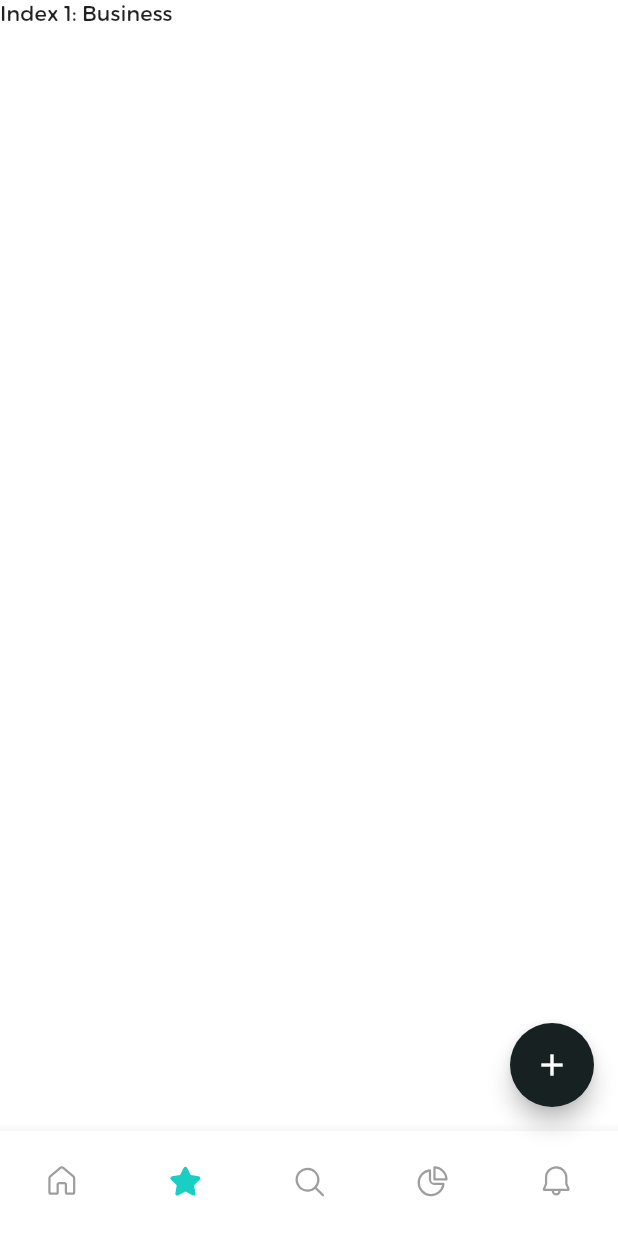
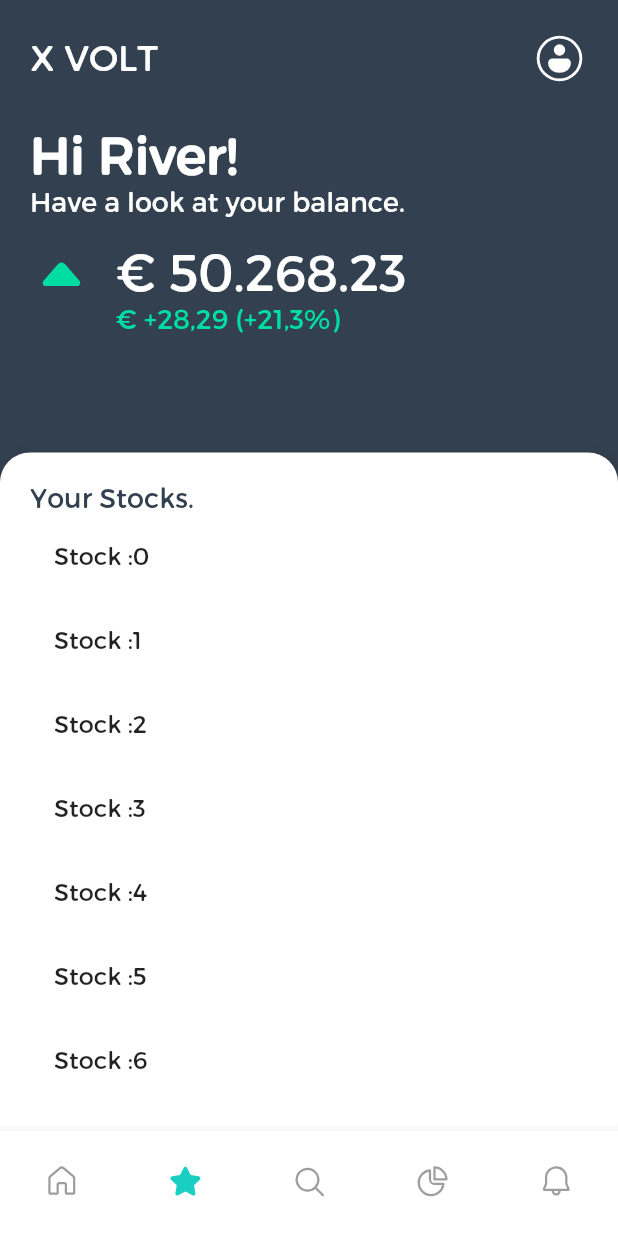
Before and after one commit to river-hermsen/portfolio-tracker, a Flutter app: the screen it shows after launch, item 2 of the bottom bar chosen, on a phone screen of 412 x 824 dp. Run offline on Flutter 3.47's test engine with Material 2 defaults, Android fonts, the phone set to English and light mode, and no system bars; our stand-ins replace fluentui_system_icons; network calls fail.

Commit message:
New homepage

```diff
--- a/lib/main.dart
+++ b/lib/main.dart
@@ -1,6 +1,7 @@
 import 'package:flutter/material.dart';
 import 'package:fluentui_system_icons/fluentui_system_icons.dart';
 import 'home.dart' as Home;
+import 'portfolio.dart' as Portfolio;
 
 void main() {
   runApp(MyApp());
@@ -38,17 +39,15 @@ class _MyHomePageState extends State<MyHomePage> {
 
   static List<Widget> _widgetOptions = <Widget>[
     Home.Home(),
+    Portfolio.Portfolio(),
     Text(
-      'Index 1: Business',
+      'Index 2: Test',
     ),
     Text(
-      'Index 2: School',
+      'Index 2: Test2',
     ),
     Text(
-      'Index 2: School',
-    ),
-    Text(
-      'Index 2: School',
+      'Index 2: Test3',
     ),
   ];
 
@@ -139,11 +138,11 @@ class _MyHomePageState extends State<MyHomePage> {
       body: Container(
         child: _widgetOptions.elementAt(_selectedIndex),
       ),
-      floatingActionButton: FloatingActionButton(
-        onPressed: _incrementCounter,
-        tooltip: 'Increment',
-        child: Icon(Icons.add),
-      ), // This trailing comma makes auto-formatting nicer for build methods.
+      // floatingActionButton: FloatingActionButton(
+      //   onPressed: _incrementCounter,
+      //   tooltip: 'Increment',
+      //   child: Icon(Icons.add),
+      // ), // This trailing comma makes auto-formatting nicer for build methods.
     );
   }
 }
--- /dev/null
+++ b/lib/portfolio.dart
@@ -0,0 +1,140 @@
+import 'package:flutter/material.dart';
+import 'package:fluentui_system_icons/fluentui_system_icons.dart';
+
+class Portfolio extends StatefulWidget {
+  @override
+  _PortfolioState createState() => _PortfolioState();
+}
+
+class CustomListItem extends StatelessWidget {
+  @override
+  Widget build(BuildContext context) {}
+}
+
+class _PortfolioState extends State<Portfolio> {
+  @override
+  Widget build(BuildContext context) {
+    return Scaffold(
+      backgroundColor: Color(0xff33404F),
+      body: SafeArea(
+        child: Stack(
+          children: [
+            Padding(
+              padding: EdgeInsets.all(20.0),
+              child: Column(
+                crossAxisAlignment: CrossAxisAlignment.start,
+                children: [
+                  Row(
+                    mainAxisAlignment: MainAxisAlignment.spaceBetween,
+                    children: [
+                      Text(
+                        "X VOLT",
+                        style: TextStyle(fontSize: 24, color: Colors.white),
+                      ),
+                      Icon(
+                        FluentIcons.person_circle_20_regular,
+                        size: 38,
+                        color: Colors.white,
+                      ),
+                    ],
+                  ),
+                  Padding(
+                    padding: const EdgeInsets.only(top: 25.0),
+                    child: Text(
+                      "Hi River!",
+                      style: TextStyle(
+                          fontSize: 34,
+                          fontWeight: FontWeight.bold,
+                          color: Colors.white),
+                    ),
+                  ),
+                  Text(
+                    'Have a look at your balance.',
+                    style: TextStyle(
+                        fontSize: 18,
+                        fontWeight: FontWeight.w100,
+                        color: Colors.white),
+                  ),
+                  Padding(
+                    padding: const EdgeInsets.only(top: 15.0),
+                    child: Row(
+                      crossAxisAlignment: CrossAxisAlignment.start,
+                      children: [
+                        Icon(
+                          FluentIcons.caret_up_24_filled,
+                          size: 42,
+                          color: Color(0xff00DDA3),
+                        ),
+                        Padding(
+                          padding: const EdgeInsets.only(left: 15.0),
+                          child: Column(
+                            crossAxisAlignment: CrossAxisAlignment.start,
+                            children: [
+                              Text(
+                                '€ 50.268.23',
+                                style: TextStyle(
+                                  fontSize: 34,
+                                  color: Colors.white,
+                                ),
+                              ),
+                              Text(
+                                '€ +28,29 (+21,3%)',
+                                style: TextStyle(
+                                  fontSize: 18,
+                                  color: Color(0xff00DDA3),
+                                ),
+                              )
+                            ],
+                          ),
+                        ),
+                      ],
+                    ),
+                  ),
+                ],
+              ),
+            ),
+            Positioned.fill(
+              child: DraggableScrollableSheet(
+                initialChildSize: 0.6,
+                minChildSize: 0.1,
+                builder: (_, controller) {
+                  return Material(
+                      elevation: 10,
+                      borderRadius:
+                          BorderRadius.vertical(top: Radius.circular(20)),
+                      color: Colors.white,
+                      child: Padding(
+                        padding: const EdgeInsets.all(20.0),
+                        child: Column(
+                          crossAxisAlignment: CrossAxisAlignment.start,
+                          children: [
+                            Text(
+                              'Your Stocks.',
+                              style: TextStyle(
+                                fontSize: 18,
+                                color: Color(0xff33404F),
+                              ),
+                            ),
+                            Expanded(
+                              child: ListView.builder(
+                                controller: controller,
+                                itemCount: 20,
+                                itemBuilder: (context, index) {
+                                  return ListTile(
+                                    title: Text('Stock :$index'),
+                                  );
+                                },
+                              ),
+                            ),
+                          ],
+                        ),
+                      ));
+                },
+              ),
+            )
+          ],
+        ),
+      ),
+    );
+  }
+}
```
Also changed, not shown: 3 other files.
